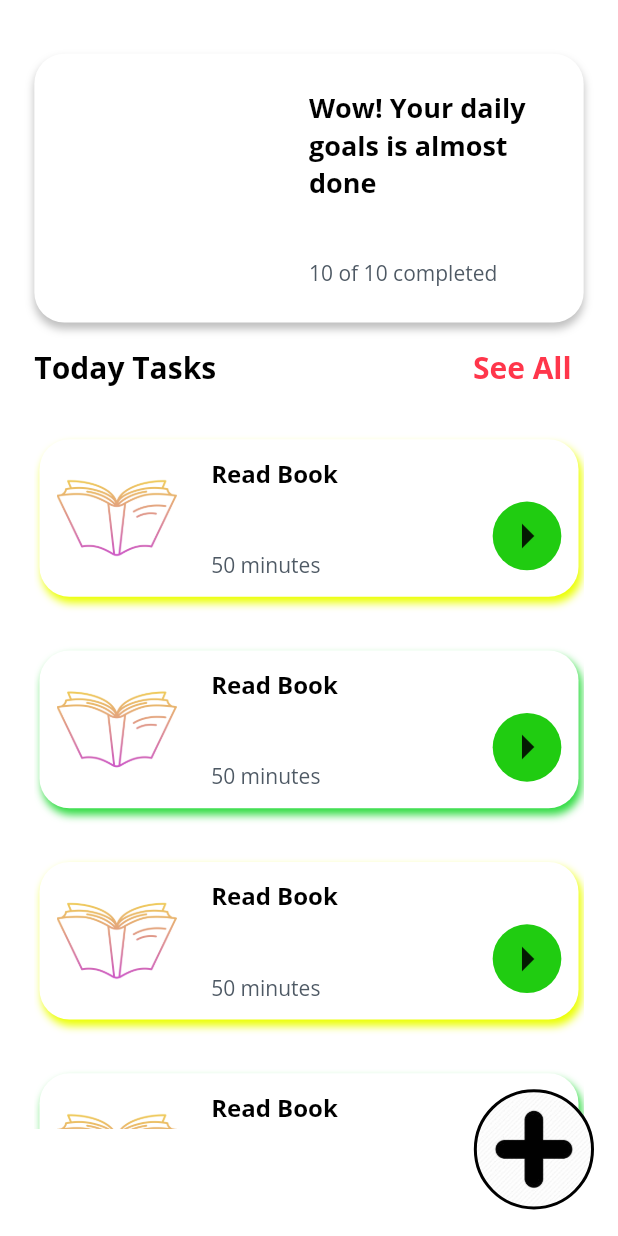
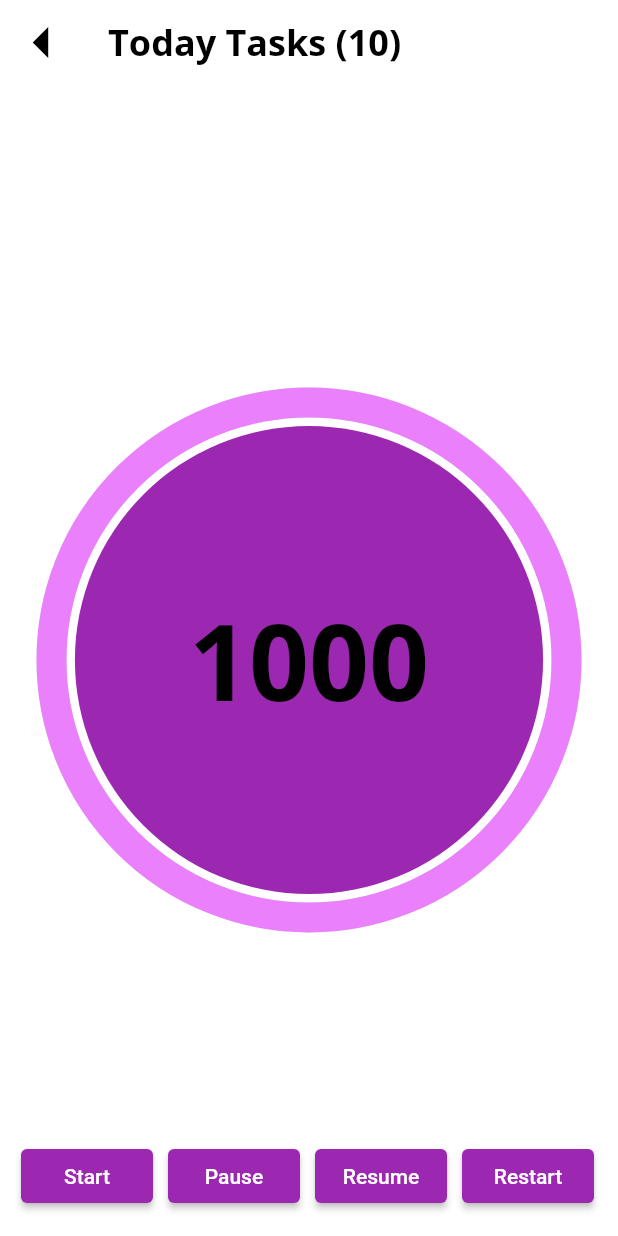
Before and after one commit to toan722003/timer-app, a Flutter app: the TaskHomeWidget screen opened by its route, after a tap on "See All", on a phone screen of 412 x 824 dp. Run offline on Flutter 3.47's test engine with Material 2 defaults, Android fonts, the light colour scheme and no system bars; drawn by our look-alikes of circular_countdown_timer; our stand-ins replace flutter_screenutil, flutter_time_picker_spinner, get, google_fonts, iconsax, loading_animation_widget and 1 more; statements that could not run were skipped.

Commit message:
count down widget

```diff
--- /dev/null
+++ b/lib/widget/task/countdown_task.dart
@@ -0,0 +1,126 @@
+import 'package:circular_countdown_timer/circular_countdown_timer.dart';
+import 'package:flutter/material.dart';
+import 'package:flutter_screenutil/flutter_screenutil.dart';
+import 'package:get/get.dart';
+
+import '../../theme/color.dart';
+import '../../theme/textStyle.dart';
+
+class CountDownTask extends StatelessWidget {
+  CountDownTask({Key? key}) : super(key: key);
+  final CountDownController _controller = CountDownController();
+  final int _duration = 10;
+
+  @override
+  Widget build(BuildContext context) {
+    return Scaffold(
+      backgroundColor: UIColor.white,
+      appBar: AppBar(
+        backgroundColor: UIColor.white,
+        elevation: 0.0,
+        leading: InkWell(
+          child: const Icon(
+            Icons.arrow_left,
+            color: UIColor.black,
+            size: 50,
+          ),
+          onTap: () {
+            Get.back();
+          },
+        ),
+        title: Text(
+          "Today Tasks (10)",
+          style: UITextStyle.newTask_black_24_bold,
+        ),
+      ),
+      body: Container(
+        alignment: Alignment.center,
+        child: CircularCountDownTimer(
+          duration: 1000,
+          initialDuration: 0,
+          controller: _controller,
+          width: 300.w,
+          height: 300.h,
+          ringColor: Colors.grey[300]!,
+          ringGradient: null,
+          fillColor: Colors.purpleAccent[100]!,
+          fillGradient: null,
+          backgroundColor: Colors.purple[500],
+          backgroundGradient: null,
+          strokeWidth: 20.0,
+          strokeCap: StrokeCap.round,
+          textStyle: UITextStyle.time_black_70_bold,
+          textFormat: CountdownTextFormat.S,
+          isReverse: true,
+          isReverseAnimation: true,
+          isTimerTextShown: true,
+          autoStart: false,
+          onStart: () {
+            debugPrint('Countdown Started');
+          },
+          onComplete: () {
+            debugPrint('Countdown Ended');
+          },
+          // onChange: (String timeStamp) {
+          //   debugPrint('Countdown Changed $timeStamp');
+          // },
+          // timeFormatterFunction: (defaultFormatterFunction, duration) {
+          //   if (duration.inSeconds == 0) {
+          //     return "Start";
+          //   } else {
+          //     return Function.apply(defaultFormatterFunction, [duration]);
+          //   }
+          // },
+        ),
+      ),
+      floatingActionButton: Row(
+        mainAxisAlignment: MainAxisAlignment.center,
+        children: [
+          const SizedBox(
+            width: 30,
+          ),
+          _button(
+            title: "Start",
+            onPressed: () => _controller.start(),
+          ),
+          const SizedBox(
+            width: 10,
+          ),
+          _button(
+            title: "Pause",
+            onPressed: () => _controller.pause(),
+          ),
+          const SizedBox(
+            width: 10,
+          ),
+          _button(
+            title: "Resume",
+            onPressed: () => _controller.resume(),
+          ),
+          const SizedBox(
+            width: 10,
+          ),
+          _button(
+            title: "Restart",
+            onPressed: () => _controller.restart(duration: _duration),
+          ),
+        ],
+      ),
+    );
+  }
+
+  Widget _button({required String title, VoidCallback? onPressed}) {
+    return Expanded(
+      child: ElevatedButton(
+        style: ButtonStyle(
+          backgroundColor: MaterialStateProperty.all(Colors.purple),
+        ),
+        onPressed: onPressed,
+        child: Text(
+          title,
+          style: const TextStyle(color: Colors.white),
+        ),
+      ),
+    );
+  }
+}
--- a/lib/widget/task/itemTaskInListView.dart
+++ b/lib/widget/task/itemTaskInListView.dart
@@ -1,4 +1,4 @@
-import 'package:flutter/cupertino.dart';
+
 import 'package:flutter/material.dart';
 import 'package:flutter_screenutil/flutter_screenutil.dart';
 import 'package:timer_app/theme/color.dart';
@@ -6,9 +6,9 @@ import 'package:timer_app/theme/textStyle.dart';
 
 class ItemTaskInListView extends StatelessWidget {
   String? title;
-  String? time;
+  double? time;
   String? image;
-  Function? onTap;
+  void Function()? onTap;
   Color? color;
 
   ItemTaskInListView({Key? key, this.title, this.time, this.image, this.onTap, this.color})
@@ -19,7 +19,7 @@ class ItemTaskInListView extends StatelessWidget {
     String image = this.image != null ? this.image! : "";
     String title = this.title != null ? this.title! : "";
     return Container(
-      margin: EdgeInsets.symmetric(vertical: 15.h,horizontal: 3.w),
+      margin: EdgeInsets.symmetric(vertical: 15.h, horizontal: 3.w),
       padding: EdgeInsets.symmetric(horizontal: 10.w, vertical: 10.h),
       height: 88.h,
       decoration: BoxDecoration(
@@ -44,7 +44,9 @@ class ItemTaskInListView extends StatelessWidget {
               image: AssetImage(image),
             ),
           ),
-          SizedBox(width: 20.w,),
+          SizedBox(
+            width: 20.w,
+          ),
           Expanded(
             child: Column(
               crossAxisAlignment: CrossAxisAlignment.start,
@@ -55,13 +57,14 @@ class ItemTaskInListView extends StatelessWidget {
                 ),
                 Expanded(child: Container()),
                 Text(
-                  time!,
+                  "$time minutes",
                   style: UITextStyle.countTask_accantGrey_14_normal,
                 ),
               ],
             ),
           ),
           Container(
+            alignment: Alignment.center,
             margin: EdgeInsets.only(top: 20.h),
             width: 40.w,
             height: 40.h,
@@ -70,13 +73,13 @@ class ItemTaskInListView extends StatelessWidget {
               shape: BoxShape.circle,
             ),
             child: InkWell(
-              onTap: () {},
-              child: const Icon(
-                Icons.arrow_right,
-                size: 40,
-              ),
-            ),
-          )
+                onTap: onTap,
+                child: Image(
+                  width: 15.w,
+                  height: 15.h,
+                  image: const AssetImage("resources/images/tritangleicon.png"),
+                )),
+          ),
         ],
       ),
     );
--- a/lib/widget/task/task_home.dart
+++ b/lib/widget/task/task_home.dart
@@ -4,6 +4,8 @@ import 'package:flutter_screenutil/flutter_screenutil.dart';
 import 'package:get/get.dart';
 import 'package:timer_app/controller/task_controller.dart';
 import 'package:timer_app/theme/color.dart';
+import 'package:timer_app/widget/task/all_task.dart';
+import 'package:timer_app/widget/task/countdown_task.dart';
 import 'package:timer_app/widget/task/itemTaskInListView.dart';
 
 import '../../theme/textStyle.dart';
@@ -73,7 +75,9 @@ class _TaskHomeWidgetState extends State<TaskHomeWidget> {
                   style: UITextStyle.todayTask_black_20_bold,
                 )),
                 TextButton(
-                  onPressed: () {},
+                  onPressed: () {
+                    Get.to(()=>CountDownTask());
+                  },
                   child: Text(
                     "See All",
                     style: UITextStyle.text_notifical_red_20_bold,
@@ -94,8 +98,10 @@ class _TaskHomeWidgetState extends State<TaskHomeWidget> {
                   return ItemTaskInListView(
                     image: "resources/images/readingbook.png",
                     title: "Read Book",
-                    time: "50 minutes",
-                    onTap: () {},
+                    time: 50,
+                    onTap: () {
+                      Get.to(() => AllTask());
+                    },
                     color: index % 2 == 0 ? UIColor.yellow : UIColor.accentGreen,
                   );
                 },
--- a/pubspec.yaml
+++ b/pubspec.yaml
@@ -46,6 +46,8 @@ dependencies:
   # Pick day
   table_calendar: ^3.0.8
   intl: ^0.17.0
+  # Count down
+  circular_countdown_timer: ^0.2.1
 
   # The following adds the Cupertino Icons font to your application.
   # Use with the CupertinoIcons class for iOS style icons.
```
Also changed, not shown: lib/widget/task/add_task.dart (+7 -3 lines), lib/widget/task/all_task.dart (added, +55 -0 lines), pubspec.lock, resources/images/learn_programming.png (renamed from resources/images/learn_progaming.png), resources/images/tritangleicon.png (added).
